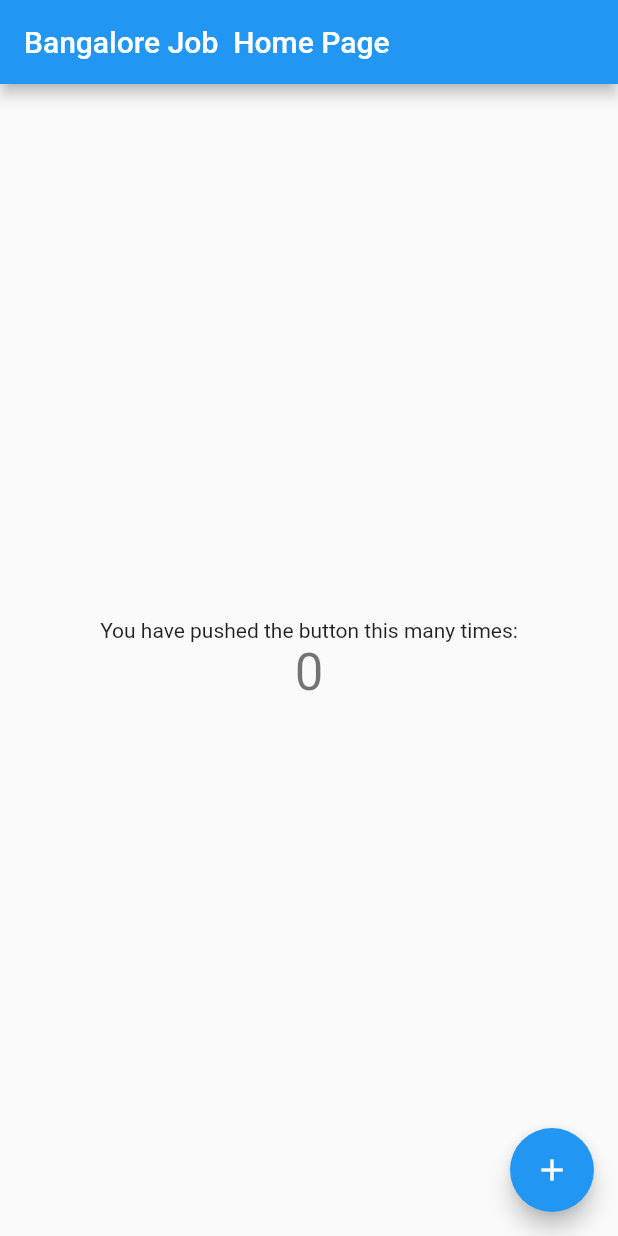
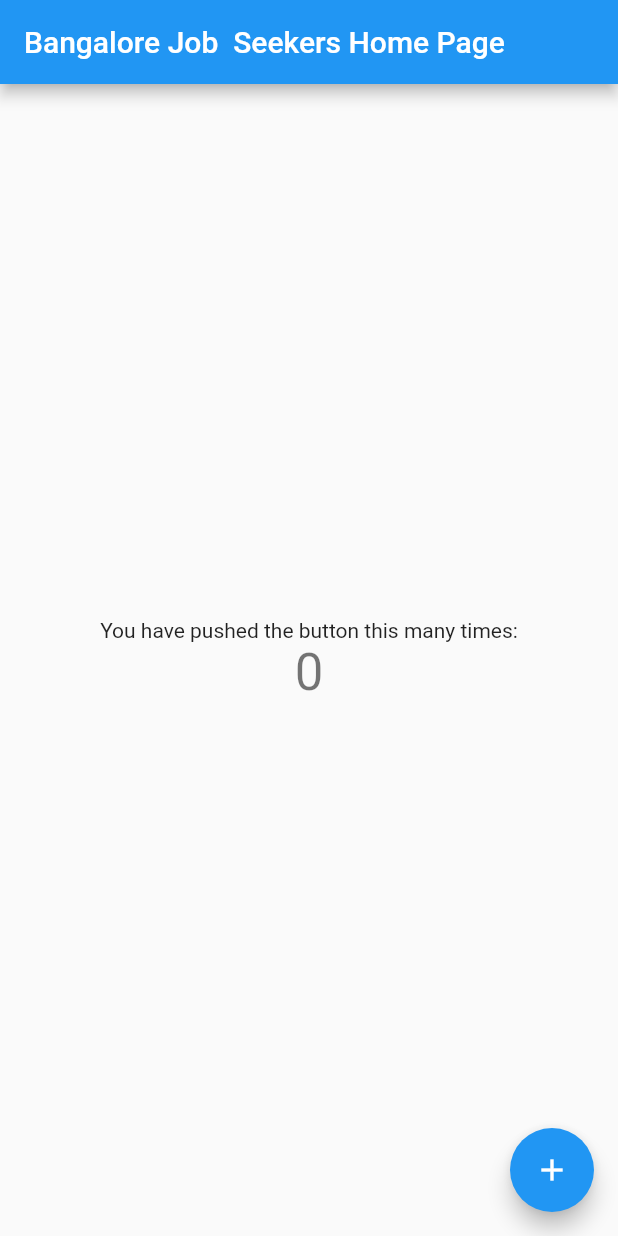
Before and after one commit to Bangalore-Job-Seekers/BJS-Flutter-Dart-App-Development-Basics, a Flutter app: the screen it shows after launch, on a phone screen of 412 x 824 dp. Run offline on Flutter 3.47's test engine with Material 2 defaults, Android fonts, the phone set to English and light mode, and no system bars.

Commit message:
no message

```diff
--- a/lib/main.dart
+++ b/lib/main.dart
@@ -20,7 +20,7 @@ class MyApp extends StatelessWidget {
         // is not restarted.
         primarySwatch: Colors.blue,
       ),
-      home: MyHomePage(title: 'Bangalore Job  Home Page'),
+      home: MyHomePage(title: 'Bangalore Job  Seekers Home Page'),
     );
   }
 }
```
